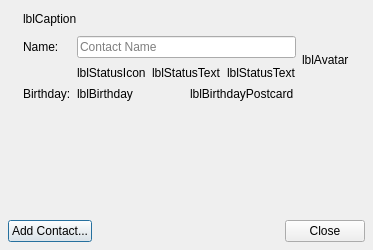
This is src/plugins/metacontacts/metaprofiledialog.ui in silvansky/Contacts as Qt 5 draws it before an edit. The edited form follows.
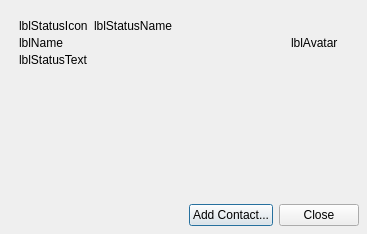
This is the edited form.

Commit message: Обновлен дизайн профиля мета-контакта.

Diff of the .ui file:
```diff
--- a/src/plugins/metacontacts/metaprofiledialog.ui
+++ b/src/plugins/metacontacts/metaprofiledialog.ui
@@ -6,31 +6,19 @@
    <rect>
     <x>0</x>
     <y>0</y>
-    <width>354</width>
-    <height>250</height>
+    <width>367</width>
+    <height>234</height>
    </rect>
   </property>
   <layout class="QVBoxLayout" name="verticalLayout">
    <property name="spacing">
     <number>10</number>
    </property>
-   <property name="leftMargin">
-    <number>8</number>
-   </property>
-   <property name="topMargin">
-    <number>12</number>
-   </property>
-   <property name="rightMargin">
-    <number>8</number>
-   </property>
-   <property name="bottomMargin">
+   <property name="margin">
     <number>8</number>
    </property>
    <item>
-    <widget class="QFrame" name="contentsFrame">
-     <property name="frameShape">
-      <enum>QFrame::NoFrame</enum>
-     </property>
+    <widget class="QFrame" name="frmContents">
      <property name="frameShadow">
       <enum>QFrame::Plain</enum>
      </property>
@@ -38,73 +26,15 @@
       <property name="spacing">
        <number>10</number>
       </property>
-      <property name="leftMargin">
-       <number>15</number>
-      </property>
-      <property name="topMargin">
-       <number>0</number>
-      </property>
       <property name="rightMargin">
-       <number>15</number>
+       <number>20</number>
       </property>
-      <item>
-       <widget class="QLabel" name="lblCaption">
-        <property name="text">
-         <string notr="true">lblCaption</string>
-        </property>
-        <property name="textFormat">
-         <enum>Qt::PlainText</enum>
-        </property>
-       </widget>
-      </item>
       <item>
        <layout class="QGridLayout" name="gridLayout">
         <property name="verticalSpacing">
          <number>3</number>
         </property>
         <item row="0" column="0">
-         <widget class="QLabel" name="lblName">
-          <property name="text">
-           <string>Name:</string>
-          </property>
-          <property name="buddy">
-           <cstring>lneName</cstring>
-          </property>
-         </widget>
-        </item>
-        <item row="0" column="1">
-         <widget class="QLineEdit" name="lneName">
-          <property name="placeholderText">
-           <string>Contact Name</string>
-          </property>
-         </widget>
-        </item>
-        <item row="0" column="2" rowspan="2">
-         <widget class="QLabel" name="lblAvatar">
-          <property name="sizePolicy">
-           <sizepolicy hsizetype="Fixed" vsizetype="Fixed">
-            <horstretch>0</horstretch>
-            <verstretch>0</verstretch>
-           </sizepolicy>
-          </property>
-          <property name="minimumSize">
-           <size>
-            <width>48</width>
-            <height>48</height>
-           </size>
-          </property>
-          <property name="maximumSize">
-           <size>
-            <width>48</width>
-            <height>48</height>
-           </size>
-          </property>
-          <property name="text">
-           <string notr="true">lblAvatar</string>
-          </property>
-         </widget>
-        </item>
-        <item row="1" column="1">
          <layout class="QHBoxLayout" name="horizontalLayout">
           <item>
            <widget class="QLabel" name="lblStatusIcon">
@@ -115,16 +45,6 @@
           </item>
           <item>
            <widget class="QLabel" name="lblStatusName">
-            <property name="text">
-             <string notr="true">lblStatusText</string>
-            </property>
-            <property name="textFormat">
-             <enum>Qt::PlainText</enum>
-            </property>
-           </widget>
-          </item>
-          <item>
-           <widget class="QLabel" name="lblStatusText">
             <property name="sizePolicy">
              <sizepolicy hsizetype="Expanding" vsizetype="Preferred">
               <horstretch>0</horstretch>
@@ -132,7 +52,7 @@
              </sizepolicy>
             </property>
             <property name="text">
-             <string notr="true">lblStatusText</string>
+             <string notr="true">lblStatusName</string>
             </property>
             <property name="textFormat">
              <enum>Qt::PlainText</enum>
@@ -141,34 +61,54 @@
           </item>
          </layout>
         </item>
+        <item row="0" column="1" rowspan="3">
+         <widget class="QLabel" name="lblAvatar">
+          <property name="sizePolicy">
+           <sizepolicy hsizetype="Fixed" vsizetype="Fixed">
+            <horstretch>0</horstretch>
+            <verstretch>0</verstretch>
+           </sizepolicy>
+          </property>
+          <property name="minimumSize">
+           <size>
+            <width>48</width>
+            <height>48</height>
+           </size>
+          </property>
+          <property name="maximumSize">
+           <size>
+            <width>48</width>
+            <height>48</height>
+           </size>
+          </property>
+          <property name="text">
+           <string notr="true">lblAvatar</string>
+          </property>
+         </widget>
+        </item>
+        <item row="1" column="0">
+         <widget class="QLabel" name="lblName">
+          <property name="text">
+           <string notr="true">lblName</string>
+          </property>
+         </widget>
+        </item>
         <item row="2" column="0">
-         <widget class="QLabel" name="lblBirthdayLabel">
+         <widget class="QLabel" name="lblStatusText">
+          <property name="sizePolicy">
+           <sizepolicy hsizetype="Expanding" vsizetype="Preferred">
+            <horstretch>0</horstretch>
+            <verstretch>0</verstretch>
+           </sizepolicy>
+          </property>
           <property name="text">
-           <string>Birthday:</string>
+           <string notr="true">lblStatusText</string>
+          </property>
+          <property name="textFormat">
+           <enum>Qt::PlainText</enum>
           </property>
          </widget>
         </item>
-        <item row="2" column="1">
-         <layout class="QHBoxLayout" name="horizontalLayout_2">
-          <item>
-           <widget class="QLabel" name="lblBirthday">
-            <property name="text">
-             <string notr="true">lblBirthday</string>
-            </property>
-            <property name="textFormat">
-             <enum>Qt::PlainText</enum>
-            </property>
-           </widget>
-          </item>
-          <item>
-           <widget class="QLabel" name="lblBirthdayPostcard">
-            <property name="text">
-             <string notr="true">lblBirthdayPostcard</string>
-            </property>
-           </widget>
-          </item>
-         </layout>
-        </item>
        </layout>
       </item>
       <item>
@@ -187,8 +127,8 @@
           <rect>
            <x>0</x>
            <y>0</y>
-           <width>308</width>
-           <height>83</height>
+           <width>322</width>
+           <height>105</height>
           </rect>
          </property>
         </widget>
@@ -199,19 +139,6 @@
    </item>
    <item>
     <layout class="QHBoxLayout" name="horizontalLayout_3">
-     <item>
-      <widget class="QPushButton" name="pbtAddContact">
-       <property name="text">
-        <string>Add Contact...</string>
-       </property>
-       <property name="autoDefault">
-        <bool>false</bool>
-       </property>
-       <property name="default">
-        <bool>true</bool>
-       </property>
-      </widget>
-     </item>
      <item>
       <spacer name="horizontalSpacer">
        <property name="orientation">
@@ -225,6 +152,19 @@
        </property>
       </spacer>
      </item>
+     <item>
+      <widget class="QPushButton" name="pbtAddContact">
+       <property name="text">
+        <string>Add Contact...</string>
+       </property>
+       <property name="autoDefault">
+        <bool>false</bool>
+       </property>
+       <property name="default">
+        <bool>true</bool>
+       </property>
+      </widget>
+     </item>
      <item>
       <widget class="QPushButton" name="pbtClose">
        <property name="text">
```
Left out of the diff: 1 changed line with no effect on the pictures. The commit also changes 5 other files.
